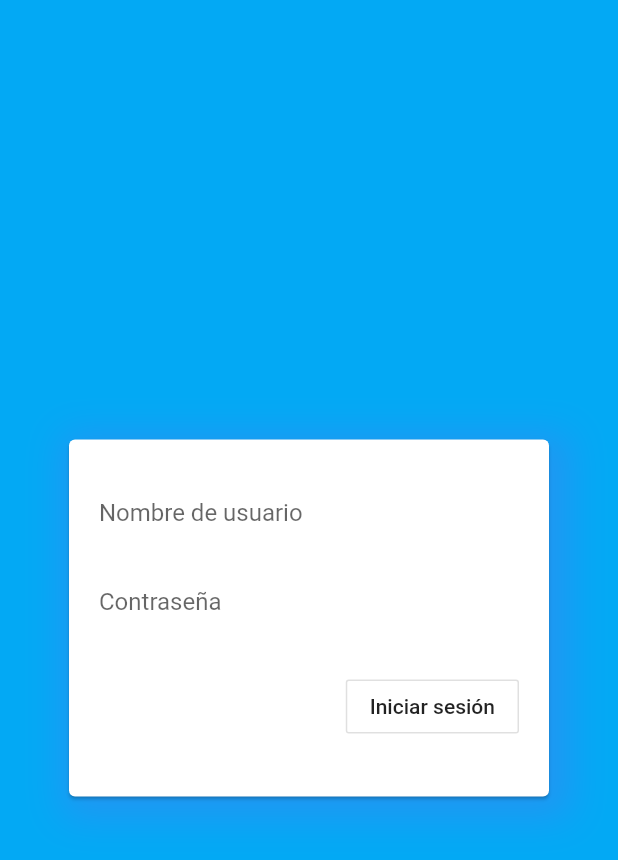
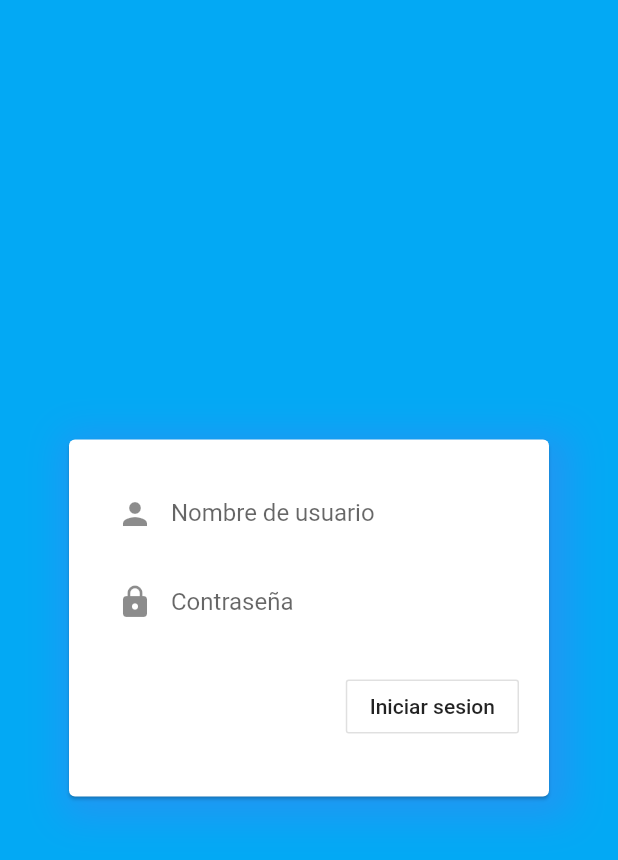
Before and after one commit to EzioAARM/carwashapp, a Flutter app: the screen it shows after launch, on a phone screen of 412 x 824 dp. Shown: the top 860 px of the screen. Run offline on Flutter 3.47's test engine with Material 2 defaults, Android fonts, the phone set to English and light mode, and no system bars.

Commit message:
Iconos de campos de login

```diff
--- a/lib/main.dart
+++ b/lib/main.dart
@@ -77,7 +77,8 @@ class LoginFormState extends State<LoginForm> {
           TextFormField(
             decoration: InputDecoration(
               border: InputBorder.none,
-              labelText: 'Nombre de usuario'
+              labelText: 'Nombre de usuario',
+              prefixIcon: Icon(Icons.person)
             ),
             validator: (value) {
               if (value.isEmpty) {
@@ -89,7 +90,8 @@ class LoginFormState extends State<LoginForm> {
           TextFormField(
             decoration: InputDecoration(
               border: InputBorder.none,
-              labelText: 'Contraseña'
+              labelText: 'Contraseña',
+              prefixIcon: Icon(Icons.lock)
             ),
             validator: (value) {
               if (value.isEmpty) {
@@ -108,7 +110,7 @@ class LoginFormState extends State<LoginForm> {
                       .showSnackBar(SnackBar(content: Text('Processing Data')));
                 }
               },
-              child: Text('Iniciar sesión'),
+              child: Text("Iniciar sesion"),
               color: Colors.blue,
             ),
           ),
```
